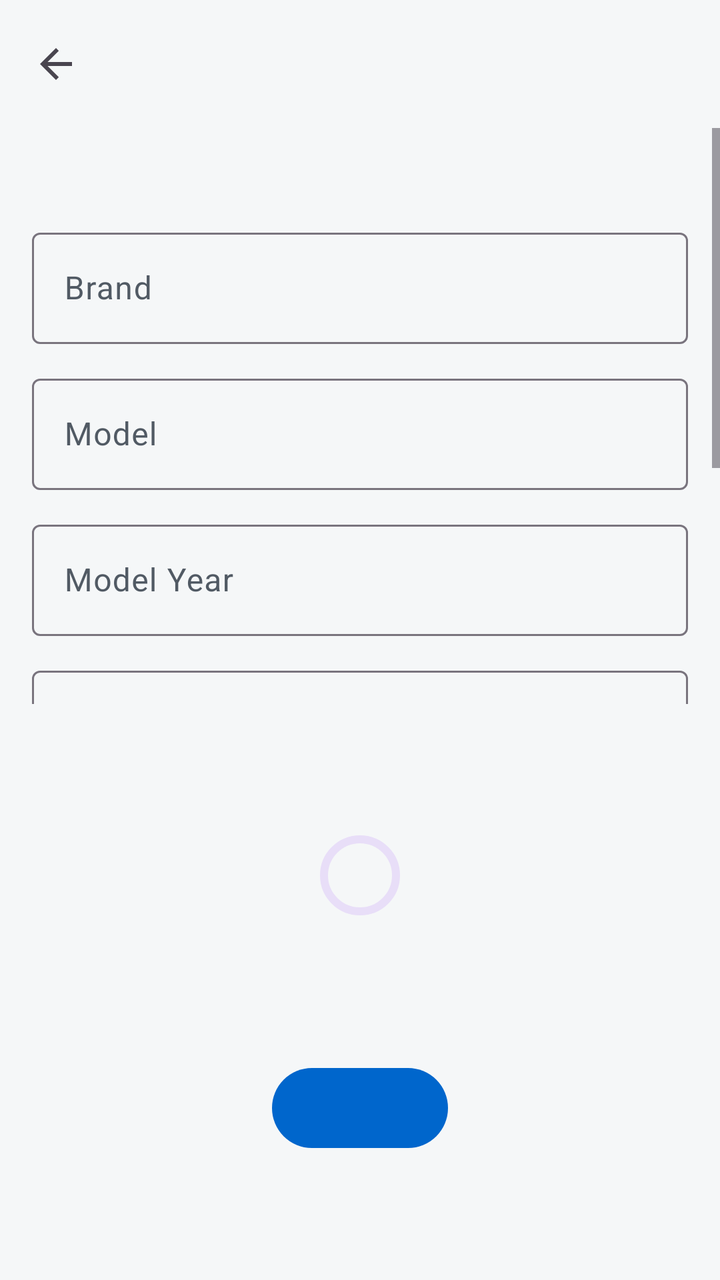
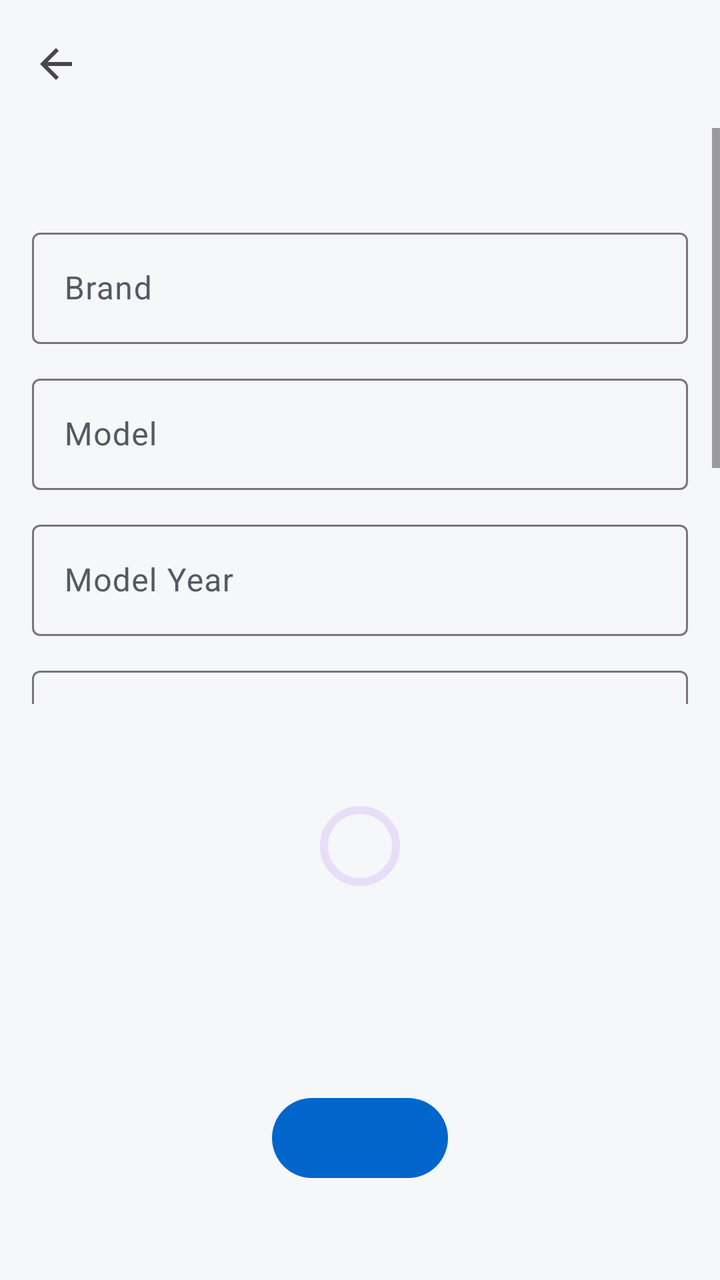

The first picture is an Android layout as it rendered before a commit; the second is the same layout after the commit. The layout source and the unified diff follow.
<!-- AndroidManifest.xml: application theme Theme.Corsa -->
<!-- res/layout/fragment_vehicle_editor.xml -->
<?xml version="1.0" encoding="utf-8"?>
<LinearLayout xmlns:android="http://schemas.android.com/apk/res/android" xmlns:app="http://schemas.android.com/apk/res-auto"
    android:layout_width="match_parent" android:layout_height="match_parent" android:orientation="vertical">
    <com.google.android.material.appbar.MaterialToolbar android:id="@+id/toolbar" android:layout_width="match_parent" android:layout_height="wrap_content" android:title="@string/edit_vehicle" app:navigationIcon="?attr/homeAsUpIndicator" />
    <ScrollView android:id="@+id/editorContent" android:layout_width="match_parent" android:layout_height="0dp" android:layout_weight="1" android:fillViewport="true">
        <LinearLayout android:layout_width="match_parent" android:layout_height="wrap_content" android:orientation="vertical" android:padding="16dp">
            <TextView android:id="@+id/storageError" android:layout_width="match_parent" android:layout_height="wrap_content" android:layout_marginBottom="12dp" android:textColor="?attr/colorError" android:accessibilityLiveRegion="polite" />
            <com.google.android.material.textfield.TextInputLayout android:id="@+id/brandLayout" android:layout_width="match_parent" android:layout_height="wrap_content" android:hint="@string/brand_label">
                <com.google.android.material.textfield.TextInputEditText android:id="@+id/brandInput" android:layout_width="match_parent" android:layout_height="wrap_content" android:inputType="textCapWords" android:maxLines="1" />
            </com.google.android.material.textfield.TextInputLayout>
            <com.google.android.material.textfield.TextInputLayout android:id="@+id/modelLayout" android:layout_width="match_parent" android:layout_height="wrap_content" android:layout_marginTop="12dp" android:hint="@string/model_label">
                <com.google.android.material.textfield.TextInputEditText android:id="@+id/modelInput" android:layout_width="match_parent" android:layout_height="wrap_content" android:inputType="textCapWords" android:maxLines="1" />
            </com.google.android.material.textfield.TextInputLayout>
            <com.google.android.material.textfield.TextInputLayout android:id="@+id/yearLayout" android:layout_width="match_parent" android:layout_height="wrap_content" android:layout_marginTop="12dp" android:hint="@string/year_label">
                <com.google.android.material.textfield.TextInputEditText android:id="@+id/yearInput" android:layout_width="match_parent" android:layout_height="wrap_content" android:inputType="number" android:maxLines="1" />
            </com.google.android.material.textfield.TextInputLayout>
            <com.google.android.material.textfield.TextInputLayout android:id="@+id/plateLayout" android:layout_width="match_parent" android:layout_height="wrap_content" android:layout_marginTop="12dp" android:hint="@string/plate_label">
                <com.google.android.material.textfield.TextInputEditText android:id="@+id/plateInput" android:layout_width="match_parent" android:layout_height="wrap_content" android:inputType="textCapCharacters" android:maxLines="1" />
            </com.google.android.material.textfield.TextInputLayout>
            <com.google.android.material.textfield.TextInputLayout android:id="@+id/mileageLayout" android:layout_width="match_parent" android:layout_height="wrap_content" android:layout_marginTop="12dp" android:hint="@string/mileage_label" app:suffixText="km">
                <com.google.android.material.textfield.TextInputEditText android:id="@+id/mileageInput" android:layout_width="match_parent" android:layout_height="wrap_content" android:inputType="number" android:maxLines="1" />
            </com.google.android.material.textfield.TextInputLayout>
            <com.google.android.material.button.MaterialButton android:id="@+id/saveVehicle" android:layout_width="match_parent" android:layout_height="wrap_content" android:layout_marginTop="24dp" android:minHeight="48dp" android:text="@string/save" />
        </LinearLayout>
    </ScrollView>
    <LinearLayout android:id="@+id/editorStatus" android:layout_width="match_parent" android:layout_height="0dp" android:layout_weight="1" android:gravity="center" android:orientation="vertical" android:padding="24dp">
        <com.google.android.material.progressindicator.CircularProgressIndicator android:id="@+id/editorProgress" android:layout_width="wrap_content" android:layout_height="wrap_content" />
        <TextView android:id="@+id/editorStatusTitle" android:layout_width="wrap_content" android:layout_height="wrap_content" android:layout_marginTop="16dp" android:gravity="center" android:textAppearance="?attr/textAppearanceHeadlineSmall" />
        <com.google.android.material.button.MaterialButton android:id="@+id/editorStatusAction" android:layout_width="wrap_content" android:layout_height="wrap_content" android:layout_marginTop="20dp" android:minHeight="48dp" />
    </LinearLayout>
</LinearLayout>
<!-- resources referenced by this layout -->
<resources>
  <string name="brand_label">Brand</string>
  <string name="edit_vehicle">Edit Car</string>
  <string name="mileage_label">Current Odometer (km)</string>
  <string name="model_label">Model</string>
  <string name="plate_label">Plate Number (Optional)</string>
  <string name="save">Save</string>
  <string name="year_label">Model Year</string>
  <style name="Theme.Corsa" parent="Base.Theme.Corsa" />
  <style name="Base.Theme.Corsa" parent="Theme.Material3.DayNight.NoActionBar">
          <item name="android:windowBackground">@color/corsa_background</item>
          <item name="android:colorBackground">@color/corsa_background</item>
          <item name="colorSurface">@color/corsa_surface</item>
          <item name="colorOnSurface">@color/corsa_primary_content</item>
          <item name="colorOnSurfaceVariant">@color/corsa_secondary_content</item>
          <item name="colorPrimary">@color/corsa_accent</item>
          <item name="colorOnPrimary">@color/corsa_on_accent</item>
          <item name="colorError">@color/corsa_error</item>
      </style>
  <color name="corsa_background">#F5F7F8</color>
  <color name="corsa_surface">#FFFFFF</color>
  <color name="corsa_primary_content">#16181C</color>
  <color name="corsa_secondary_content">#515A64</color>
  <color name="corsa_accent">#0066CC</color>
  <color name="corsa_on_accent">#FFFFFF</color>
  <color name="corsa_error">#A32124</color>
</resources>

<!-- the commit's change to res/layout/fragment_vehicle_editor.xml (unified diff, before → after) -->
@@ -26,6 +26,7 @@
     <LinearLayout android:id="@+id/editorStatus" android:layout_width="match_parent" android:layout_height="0dp" android:layout_weight="1" android:gravity="center" android:orientation="vertical" android:padding="24dp">
         <com.google.android.material.progressindicator.CircularProgressIndicator android:id="@+id/editorProgress" android:layout_width="wrap_content" android:layout_height="wrap_content" />
         <TextView android:id="@+id/editorStatusTitle" android:layout_width="wrap_content" android:layout_height="wrap_content" android:layout_marginTop="16dp" android:gravity="center" android:textAppearance="?attr/textAppearanceHeadlineSmall" />
+        <TextView android:id="@+id/editorStatusMessage" android:layout_width="wrap_content" android:layout_height="wrap_content" android:layout_marginTop="8dp" android:gravity="center" android:textAppearance="?attr/textAppearanceBodyLarge" />
         <com.google.android.material.button.MaterialButton android:id="@+id/editorStatusAction" android:layout_width="wrap_content" android:layout_height="wrap_content" android:layout_marginTop="20dp" android:minHeight="48dp" />
     </LinearLayout>
 </LinearLayout>
